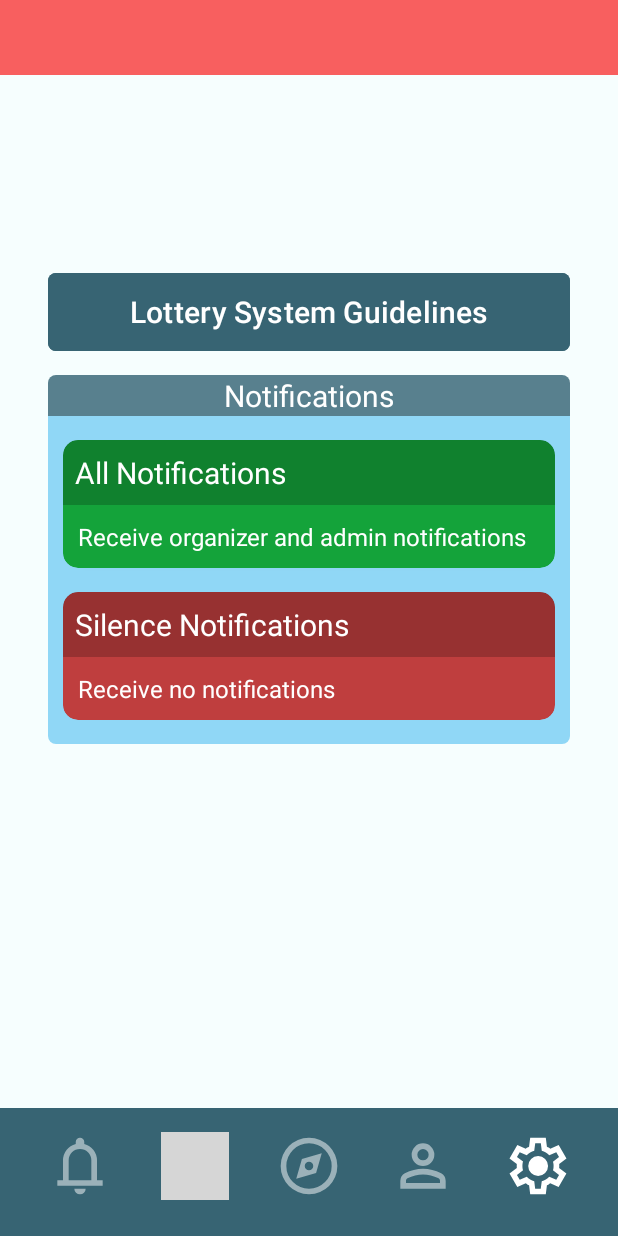
After one commit to CMPUT301F25virtue1/virtue1-events, an Android app: the SettingsActivity screen opened directly, with no data from a screen before it, on a phone screen of 412 x 824 dp. The commit adds this screen. Run offline under Robolectric (Android 15) with nearby library versions, the phone set to English and light mode, and no system bars; grey boxes are pictures that could not be loaded.

Commit message:
settings UI

```diff
--- a/app/build.gradle.kts
+++ b/app/build.gradle.kts
@@ -38,6 +38,7 @@ dependencies {
     implementation(libs.activity)
     implementation(libs.constraintlayout)
     implementation(libs.recyclerview)
+    implementation(libs.cardview)
     testImplementation(libs.junit)
     androidTestImplementation(libs.ext.junit)
     androidTestImplementation(libs.espresso.core)
--- a/app/src/main/AndroidManifest.xml
+++ b/app/src/main/AndroidManifest.xml
@@ -11,6 +11,9 @@
         android:roundIcon="@mipmap/ic_launcher_round"
         android:supportsRtl="true"
         android:theme="@style/Theme.Linko">
+        <activity
+            android:name=".SettingsActivity"
+            android:exported="false" />
         <activity
             android:name=".ProfileActivity"
             android:exported="false" />
--- a/app/src/main/java/com/example/linko/NavigationBarHandler.java
+++ b/app/src/main/java/com/example/linko/NavigationBarHandler.java
@@ -28,11 +28,10 @@ public abstract class NavigationBarHandler {
         profile.setOnClickListener(v -> {
             activity.startActivity(new Intent(activity, ProfileActivity.class));
         });
-        // ACTIVITY NOT COMPLETE
-//
-//        settings.setOnClickListener(v -> {
-//            activity.startActivity(new Intent(activity, SettingsActivity.class));
-//        });
+
+        settings.setOnClickListener(v -> {
+            activity.startActivity(new Intent(activity, SettingsActivity.class));
+        });
 
         ImageView clickedIcon = null;
         Class<?> currentActivity = activity.getClass();
@@ -48,10 +47,9 @@ public abstract class NavigationBarHandler {
         else if (currentActivity == ProfileActivity.class) {
             clickedIcon = profile;
         }
-        // NOT COMPLETE ACTIVITY
-//        else if (currentActivity == SettingsActivity.class) {
-//            clickedIcon = settings;
-//        }
+        else if (currentActivity == SettingsActivity.class) {
+            clickedIcon = settings;
+        }
 
         ImageView[] allIcons = new ImageView[] {notifications, myEvents, exploreEvents, profile, settings};
         setAlpha(clickedIcon, allIcons);
--- /dev/null
+++ b/app/src/main/java/com/example/linko/SettingsActivity.java
@@ -0,0 +1,23 @@
+package com.example.linko;
+
+import static com.example.linko.NavigationBarHandler.navigationListener;
+
+import android.os.Bundle;
+
+import androidx.activity.EdgeToEdge;
+import androidx.appcompat.app.AppCompatActivity;
+import androidx.core.graphics.Insets;
+import androidx.core.view.ViewCompat;
+import androidx.core.view.WindowInsetsCompat;
+
+public class SettingsActivity extends AppCompatActivity {
+
+    @Override
+    protected void onCreate(Bundle savedInstanceState) {
+        super.onCreate(savedInstanceState);
+        setContentView(R.layout.activity_settings);
+
+        navigationListener(this);
+
+    }
+}
--- /dev/null
+++ b/app/src/main/res/drawable/rounded_bottom_light_blue.xml
@@ -0,0 +1,5 @@
+<?xml version="1.0" encoding="utf-8"?>
+<shape xmlns:android="http://schemas.android.com/apk/res/android" android:shape="rectangle">
+    <solid android:color="@color/lightBlue"/>
+    <corners android:bottomLeftRadius="5dp" android:bottomRightRadius="5dp" />
+</shape>
--- /dev/null
+++ b/app/src/main/res/drawable/rounded_tops_teal.xml
@@ -0,0 +1,5 @@
+<?xml version="1.0" encoding="utf-8"?>
+<shape xmlns:android="http://schemas.android.com/apk/res/android" android:shape="rectangle">
+    <solid android:color="@color/teal"/>
+    <corners android:topLeftRadius="5dp" android:topRightRadius="5dp" />
+</shape>
--- a/app/src/main/res/layout/activity_explore_events.xml
+++ b/app/src/main/res/layout/activity_explore_events.xml
@@ -5,7 +5,8 @@
     android:id="@+id/main"
     android:layout_width="match_parent"
     android:layout_height="match_parent"
-    tools:context=".ExploreEventsActivity">
+    tools:context=".ExploreEventsActivity"
+    android:background="@color/lightestBlue">
 
     <androidx.recyclerview.widget.RecyclerView
         android:id="@+id/recyclerView"
--- a/app/src/main/res/layout/activity_my_events.xml
+++ b/app/src/main/res/layout/activity_my_events.xml
@@ -5,7 +5,8 @@
     android:id="@+id/main"
     android:layout_width="match_parent"
     android:layout_height="match_parent"
-    tools:context=".MyEventsActivity">
+    tools:context=".MyEventsActivity"
+    android:background="@color/lightestBlue">
 
     <include layout="@layout/navigation_bar"/>
 
--- /dev/null
+++ b/app/src/main/res/layout/activity_settings.xml
@@ -0,0 +1,149 @@
+<?xml version="1.0" encoding="utf-8"?>
+<androidx.constraintlayout.widget.ConstraintLayout xmlns:android="http://schemas.android.com/apk/res/android"
+    xmlns:app="http://schemas.android.com/apk/res-auto"
+    xmlns:tools="http://schemas.android.com/tools"
+    android:id="@+id/main"
+    android:layout_width="match_parent"
+    android:layout_height="match_parent"
+    tools:context=".SettingsActivity"
+    android:background="@color/lightestBlue">
+
+    <include layout="@layout/navigation_bar"/>
+
+    <View
+        android:id="@+id/top_status_bar"
+        android:layout_width="match_parent"
+        android:layout_height="50dp"
+        android:background="@color/red"
+        app:layout_constraintTop_toTopOf="parent" />
+
+    <TextView
+        android:id="@+id/textView"
+        android:layout_width="0dp"
+        android:layout_height="wrap_content"
+        android:layout_marginTop="12dp"
+        android:background="@drawable/rounded_tops_teal"
+        android:text="Notifications"
+        android:textAlignment="center"
+        android:textColor="@color/white"
+        android:textSize="20sp"
+        app:layout_constraintEnd_toEndOf="@+id/button"
+        app:layout_constraintStart_toStartOf="@+id/button"
+        app:layout_constraintTop_toBottomOf="@+id/button" />
+
+    <Button
+        android:id="@+id/button"
+        android:layout_width="0dp"
+        android:layout_height="60dp"
+        android:layout_marginStart="32dp"
+        android:layout_marginTop="128dp"
+        android:layout_marginEnd="32dp"
+        android:backgroundTint="@color/darkerTeal"
+        android:text="Lottery System Guidelines"
+        android:textSize="20sp"
+        app:cornerRadius="5dp"
+        app:layout_constraintEnd_toEndOf="parent"
+        app:layout_constraintStart_toStartOf="parent"
+        app:layout_constraintTop_toBottomOf="@+id/top_status_bar" />
+
+
+    <LinearLayout
+        android:layout_width="0dp"
+        android:layout_height="wrap_content"
+        android:background="@drawable/rounded_bottom_light_blue"
+        android:orientation="vertical"
+        android:paddingStart="10dp"
+        android:paddingTop="16dp"
+        android:paddingEnd="10dp"
+        android:paddingBottom="16dp"
+        app:layout_constraintEnd_toEndOf="@+id/textView"
+        app:layout_constraintStart_toStartOf="@+id/textView"
+        app:layout_constraintTop_toBottomOf="@+id/textView">
+
+        <androidx.cardview.widget.CardView
+            android:id="@+id/cardView"
+            android:layout_width="match_parent"
+            android:layout_height="wrap_content"
+            app:cardBackgroundColor="@color/green"
+            app:cardCornerRadius="10dp">
+
+            <androidx.constraintlayout.widget.ConstraintLayout
+                android:layout_width="match_parent"
+                android:layout_height="match_parent">
+
+                <TextView
+                    android:id="@+id/textView4"
+                    android:layout_width="match_parent"
+                    android:layout_height="wrap_content"
+                    android:background="@color/green"
+                    android:backgroundTint="#36000000"
+                    android:backgroundTintMode="multiply"
+                    android:padding="8dp"
+                    android:text="All Notifications"
+                    android:textColor="@color/white"
+                    android:textSize="20sp"
+                    app:layout_constraintEnd_toEndOf="parent"
+                    app:layout_constraintStart_toStartOf="parent"
+                    app:layout_constraintTop_toTopOf="parent" />
+
+                <TextView
+                    android:id="@+id/textView5"
+                    android:layout_width="0dp"
+                    android:layout_height="wrap_content"
+                    android:padding="10dp"
+                    android:text="Receive organizer and admin notifications"
+                    android:textColor="@color/white"
+                    android:textSize="16sp"
+                    app:layout_constraintBottom_toBottomOf="parent"
+                    app:layout_constraintEnd_toEndOf="parent"
+                    app:layout_constraintStart_toStartOf="parent"
+                    app:layout_constraintTop_toBottomOf="@+id/textView4" />
+            </androidx.constraintlayout.widget.ConstraintLayout>
+
+        </androidx.cardview.widget.CardView>
+
+        <androidx.cardview.widget.CardView
+            android:layout_width="match_parent"
+            android:layout_height="wrap_content"
+            android:layout_marginTop="16dp"
+            app:cardBackgroundColor="@color/darkRed"
+            app:cardCornerRadius="10dp">
+
+            <androidx.constraintlayout.widget.ConstraintLayout
+                android:layout_width="match_parent"
+                android:layout_height="match_parent">
+
+                <TextView
+                    android:id="@+id/textView4"
+                    android:layout_width="match_parent"
+                    android:layout_height="wrap_content"
+                    android:background="@color/green"
+                    android:backgroundTint="#36000000"
+                    android:backgroundTintMode="multiply"
+                    android:padding="8dp"
+                    android:text="Silence Notifications"
+                    android:textColor="@color/white"
+                    android:textSize="20sp"
+                    app:layout_constraintEnd_toEndOf="parent"
+                    app:layout_constraintStart_toStartOf="parent"
+                    app:layout_constraintTop_toTopOf="parent" />
+
+                <TextView
+                    android:id="@+id/textView5"
+                    android:layout_width="0dp"
+                    android:layout_height="wrap_content"
+                    android:padding="10dp"
+                    android:text="Receive no notifications"
+                    android:textColor="@color/white"
+                    android:textSize="16sp"
+                    app:layout_constraintBottom_toBottomOf="parent"
+                    app:layout_constraintEnd_toEndOf="parent"
+                    app:layout_constraintStart_toStartOf="parent"
+                    app:layout_constraintTop_toBottomOf="@+id/textView4" />
+            </androidx.constraintlayout.widget.ConstraintLayout>
+
+        </androidx.cardview.widget.CardView>
+    </LinearLayout>
+
+
+</androidx.constraintlayout.widget.ConstraintLayout>
--- a/app/src/main/res/values/colors.xml
+++ b/app/src/main/res/values/colors.xml
@@ -7,4 +7,6 @@
     <color name="teal">#58808E</color>
     <color name="darkerTeal">#376473</color>
     <color name="red">#F85F5F</color>
+    <color name="green">#14A33A</color>
+    <color name="darkRed">#BF3E3E</color>
 </resources>
--- a/gradle/libs.versions.toml
+++ b/gradle/libs.versions.toml
@@ -8,6 +8,7 @@ material = "1.13.0"
 activity = "1.11.0"
 constraintlayout = "2.2.1"
 recyclerview = "1.4.0"
+cardview = "1.0.0"
 
 [libraries]
 junit = { group = "junit", name = "junit", version.ref = "junit" }
@@ -18,6 +19,7 @@ material = { group = "com.google.android.material", name = "material", version.r
 activity = { group = "androidx.activity", name = "activity", version.ref = "activity" }
 constraintlayout = { group = "androidx.constraintlayout", name = "constraintlayout", version.ref = "constraintlayout" }
 recyclerview = { group = "androidx.recyclerview", name = "recyclerview", version.ref = "recyclerview" }
+cardview = { group = "androidx.cardview", name = "cardview", version.ref = "cardview" }
 
 [plugins]
 android-application = { id = "com.android.application", version.ref = "agp" }
```
